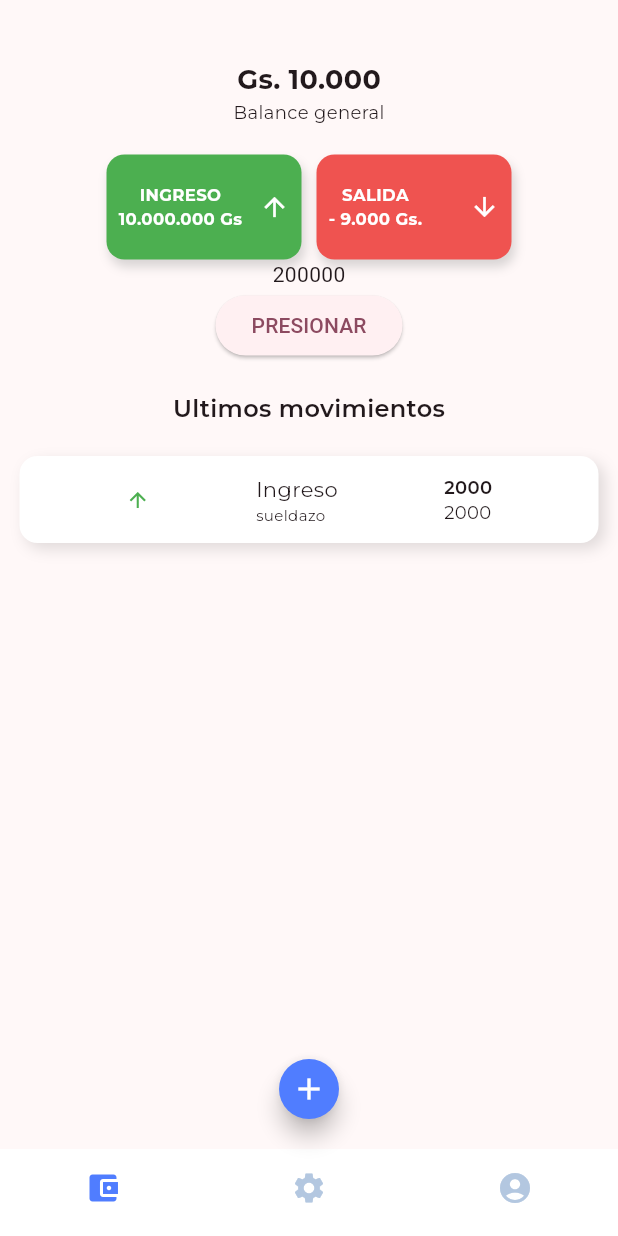
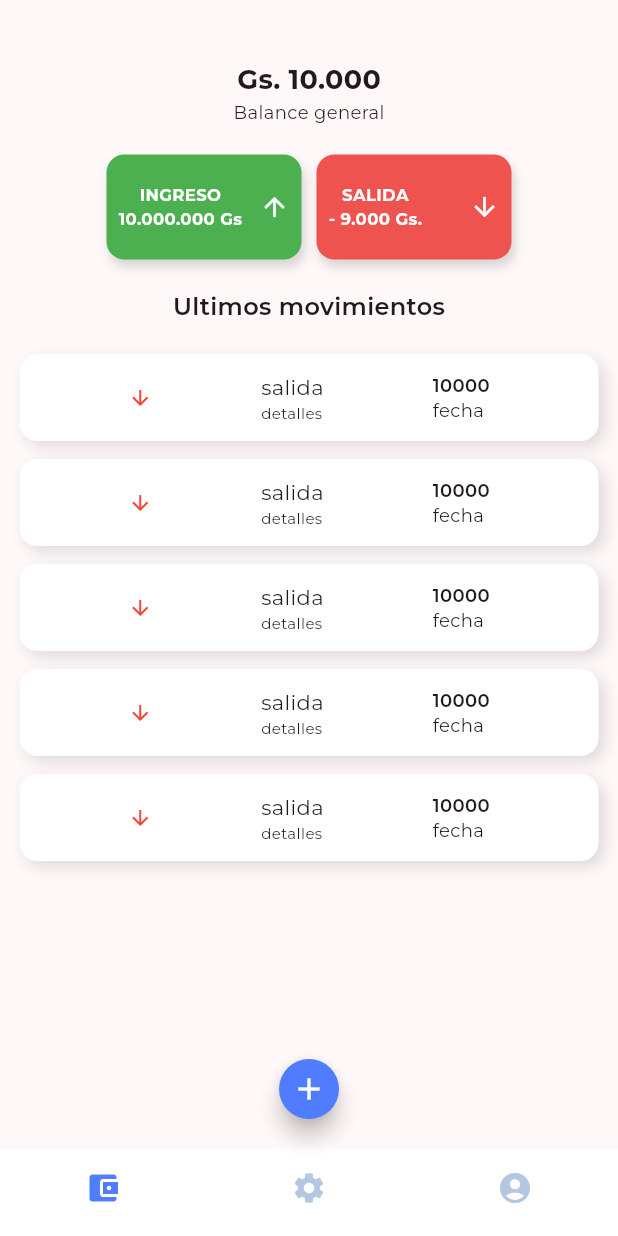
Before and after one commit to derlisrd/pira, a Flutter app: the screen it shows after launch, on a phone screen of 412 x 824 dp. Run offline on Flutter 3.47's test engine with Material 2 defaults, Android fonts, the phone set to English and light mode, and no system bars; our stand-ins replace dio, flutter_riverpod, google_fonts, shared_preferences.

Commit message:
movimientos

```diff
--- a/lib/model/info_model.dart
+++ b/lib/model/info_model.dart
@@ -18,10 +18,12 @@ class InfoModel{
 }
 
 class ItemsMovimiento {
-  final TipoMovimiento tipo;
-  final String detalles;
-  final String valor;
-  final String fecha;
+  final String? tipo;
+  final String? detalles;
+  final String? valor;
+  final String? fecha;
 
-  ItemsMovimiento({required this.tipo, required this.detalles, required this.fecha, required this.valor});
+  ItemsMovimiento({this.tipo,  this.detalles,  this.fecha, this.valor});
+
+
 }
--- a/lib/providers/info_provider.dart
+++ b/lib/providers/info_provider.dart
@@ -1,31 +1,29 @@
 
-import 'dart:math';
+
 import 'package:flutter/material.dart';
 import 'package:pira/model/info_model.dart';
 
 class InfoProvider with ChangeNotifier{
 
-  bool _isLoading = true;
 
-  String _ingresoTotal = '200000';
   final List<ItemsMovimiento> _movimientos = [];
 
-  String get ingresoTotal => _ingresoTotal;
-  bool get isLoading => _isLoading;
 
 
   List<ItemsMovimiento> get movimientos => _movimientos;
 
-  void leer(){
-    _movimientos.add(ItemsMovimiento(tipo: TipoMovimiento.ingreso, detalles: 'Pago de patos', fecha: '2023-04-03', valor: '600.000'));
-    notifyListeners();
+  Future<List<ItemsMovimiento>> getListaMovimientos() async{
+
+   Future.delayed( const Duration(seconds: 1));
+   return [
+     ItemsMovimiento(tipo:'Ingreso',detalles: 'Sueldo',fecha: '2022-02-03',valor: '1200000'),
+     ItemsMovimiento(tipo:'Ingreso',detalles: 'Sueldo',fecha: '2022-02-03',valor: '1200000'),
+    ];
+
+
+
   }
 
-  void aumentar(){
-    final random = Random();
-     final int intero =  5 + random.nextInt(100 - 5 + 1);
-    _ingresoTotal = intero.toString() ;
-    notifyListeners();
-  }
+
 
 }
--- a/lib/screens/pages/home/home_page.dart
+++ b/lib/screens/pages/home/home_page.dart
@@ -1,6 +1,8 @@
 import 'package:flutter/material.dart';
+import 'package:pira/model/info_model.dart';
 import 'package:pira/providers/info_provider.dart';
 import 'package:pira/widgets/Card/movimiento.dart';
+//import 'package:pira/widgets/Card/movimiento.dart';
 import 'package:pira/widgets/Card/salidaentrada_card.dart';
 import 'package:pira/widgets/Texts/balance_text.dart';
 import 'package:pira/widgets/Texts/ultimas_text.dart';
@@ -17,11 +19,23 @@ class HomePage extends StatefulWidget {
 
 class _HomePageState extends State<HomePage> {
 
+   late Future< List<ItemsMovimiento>> _itemsMovimiento;
 
+
+   Future<List<ItemsMovimiento>> _getMovimientos() async {
+    final provider = Provider.of<InfoProvider>(context, listen: false);
+    return await provider.getListaMovimientos();
+  }
+
+  @override
+  void initState() {
+    super.initState();
+    _itemsMovimiento = _getMovimientos();
+  }
 
   @override
   Widget build(BuildContext context) {
-    final infoProvider = context.watch<InfoProvider>();
+    //final infoProvider = context.watch<InfoProvider>();
     return SafeArea(
       child: Padding(
         padding: const EdgeInsets.symmetric(horizontal: 8, vertical: 20),
@@ -52,13 +66,19 @@ class _HomePageState extends State<HomePage> {
               )
             ],
           ),
-          Text(infoProvider.ingresoTotal),
-          ElevatedButton(onPressed: (){
-            infoProvider.leer();
+          const UltimasText(),
+          FutureBuilder(
+            future: _itemsMovimiento,
+            builder: (_, snapshot) {
 
-          }, child: const Text('PRESIONAR')),
-          const UltimasText(),
-          const Movimiento(fecha: '2000', valor: '2000', tipo: "Ingreso", detalles: "sueldazo", icon: Icons.arrow_upward_outlined, colorIcon: Colors.green)
+                return ListView.builder(
+                shrinkWrap: true,
+                itemCount: 5,
+                itemBuilder: (_,index){
+                return const Movimiento(fecha: 'fecha', valor: "10000", tipo: "salida", detalles: "detalles", icon: Icons.arrow_downward_outlined, colorIcon: Colors.red);
+                }
+              );
+          },)
           ]),
         ),
       ),
```
